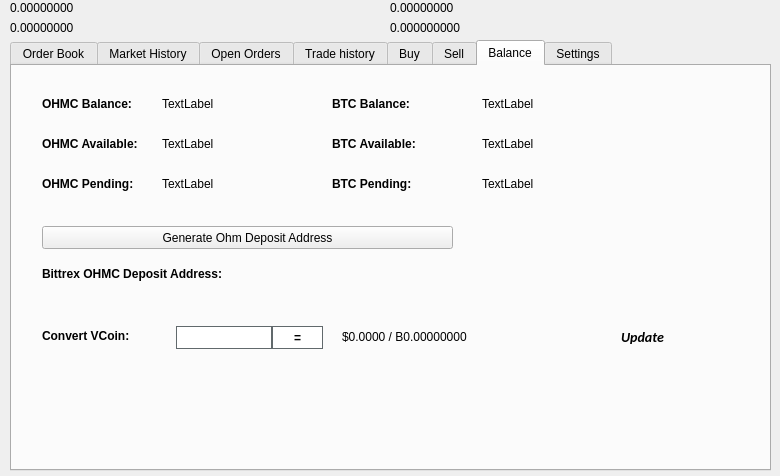
Qt form src/qt/forms/tradingdialog.ui (theohmproject/ohmcoin) before a commit.
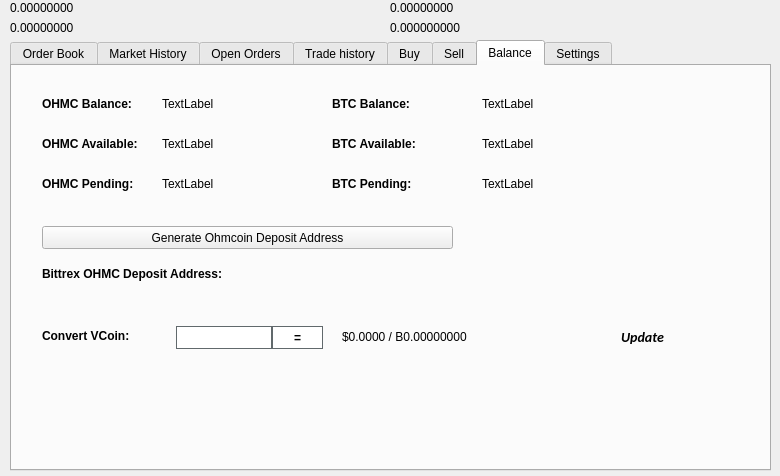
The same form after that commit. The open tabs and pages were chosen to show the change. Icons and pictures are not drawn.

What changed in the file:
```diff
--- a/src/qt/forms/tradingdialog.ui
+++ b/src/qt/forms/tradingdialog.ui
@@ -2941,7 +2941,7 @@
       </rect>
      </property>
      <property name="text">
-      <string>Generate Ohm Deposit Address</string>
+      <string>Generate Ohmcoin Deposit Address</string>
      </property>
      <property name="icon">
       <iconset resource="../ohmc.qrc">
```
Left out of the diff: 14 changed lines with no effect on the pictures.
